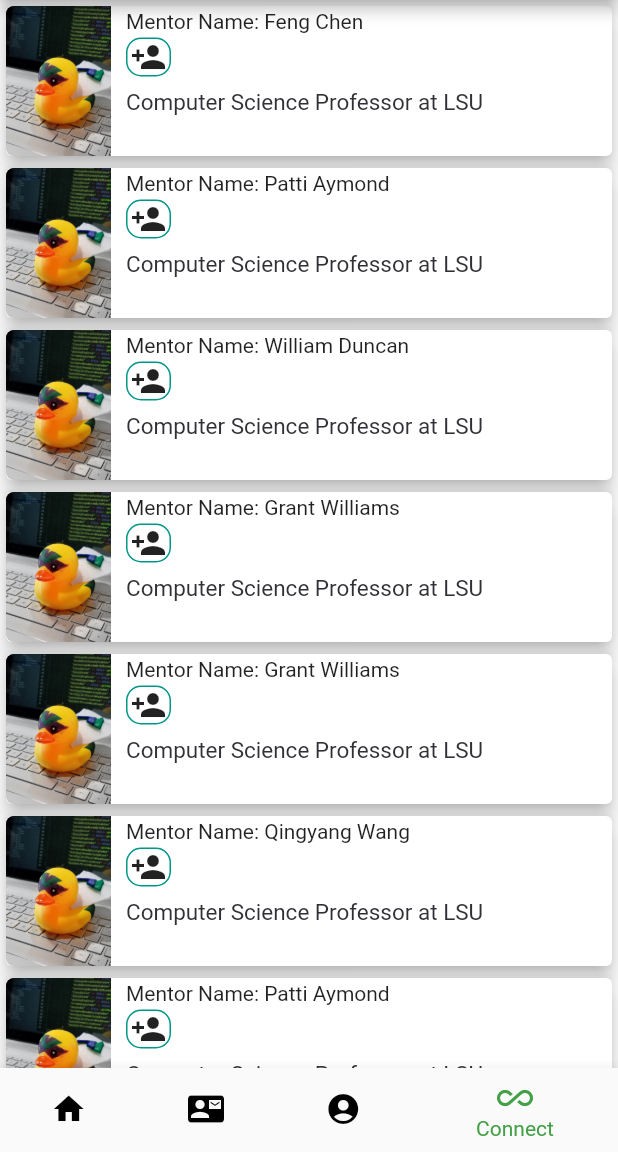
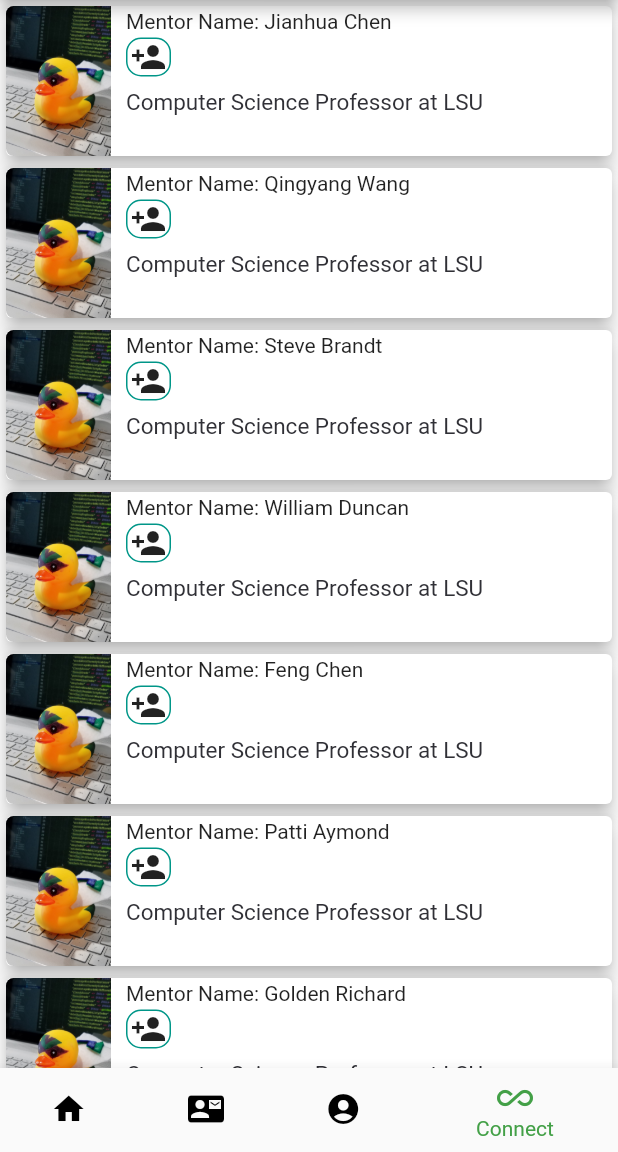
Before and after one commit to dsmann12/imPACt-dwerz, a Flutter app: the screen it shows after launch, item 4 of the bottom bar chosen, on a phone screen of 412 x 824 dp, the part 84-1236 px from its top. Run offline on Flutter 3.47's test engine with Material 2 defaults, Android fonts, the phone set to English and light mode, and no system bars; our stand-ins replace cloud_firestore; accounts and stored records are empty; network calls fail.

Commit message:
Update the recommendation list of mentors in main.dart

```diff
--- a/lib/main.dart
+++ b/lib/main.dart
@@ -1,6 +1,9 @@
 import 'package:cloud_firestore/cloud_firestore.dart'; // for connecting to cloud firestore in Firebase
 import 'package:flutter/material.dart';
-import 'package:intl/intl.dart';   // for DateFormat class
+import 'package:intl/intl.dart'; // for DateFormat class
+
+
+
 
 
 void main() => runApp(MyApp());
@@ -181,8 +184,8 @@ Widget displayMentorList() {
                 children: <Widget>[
                   const ListTile(
                     leading: Icon(Icons.contact_mail),
-                    title: Text('Nash Mahmoud'),
-                    subtitle: Text('CSC 4330 Instructor'),
+                    title: Text('Anas Nash Mahmoud'),
+                    subtitle: Text('Computer Science Professor at LSU'),
                   )
                 ],
               )
@@ -311,6 +314,22 @@ List<String> mentors = [
   "Feng Chen",
   "Qingyang Wang",
   "Chen Wang",
+  "Gerald Baumgartner",
+  "Konstantin Busch",
+  "Bijaya Karki",
+  "Doris Carver",
+  "Jianhua Chen",
+  "Sukhamay Kundu",
+  "Kisung Lee",
+  "Supratik Mukhopadhyay",
+  "Seung-Jong Park",
+  "Rahul Shah",
+  "Mingxuan Sun",
+  "Evangelos Triantaphyllou",
+  "Jinwei Ye",
+  "Jian Zhang",
+  "Nathan Brener",
+  "Steve Brandt",
 ];
 
 class Recommendations extends StatelessWidget {
@@ -426,7 +445,6 @@ class _DisplayRecommendationsState extends State<DisplayRecommendations>
   static List getRandomList()
   {
     List<String>_mentorList = mentors;
-    final existing = Set<String>();
     List list = List.generate(_mentorList.length, (i) {
       _mentorList.shuffle();
       return "Mentor Name: ${_mentorList[i]}";
```
